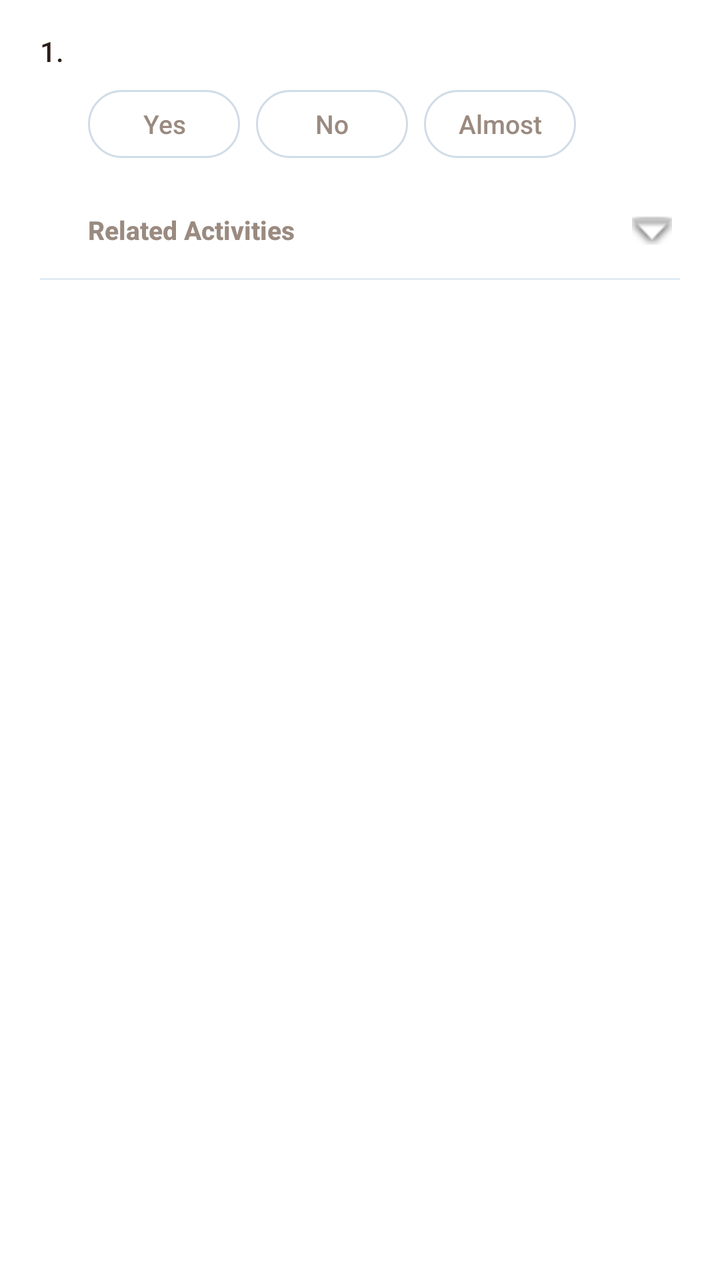
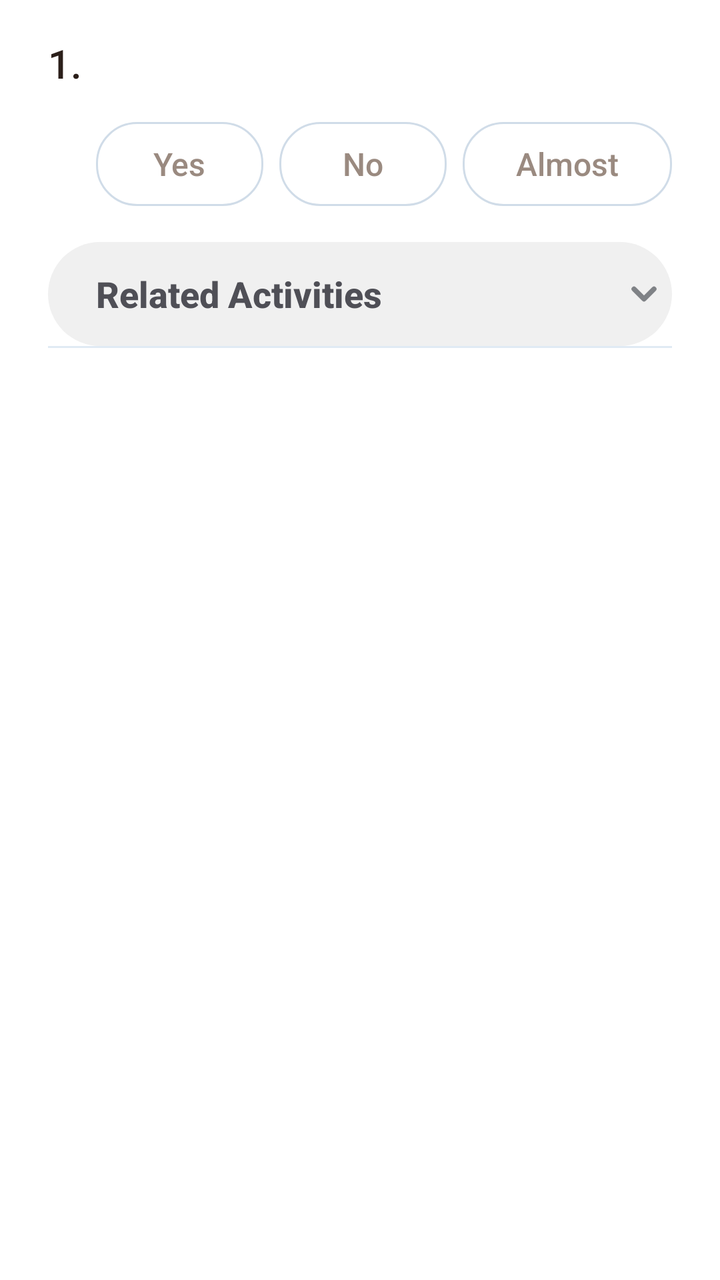

Screens rendered from an Android XML layout before and after an edit, with the pre-edit source and the edit as a unified diff.
<!-- AndroidManifest.xml: application theme Theme.TalentBaby -->
<!-- res/layout/item_milestone.xml -->
<?xml version="1.0" encoding="utf-8"?>
<LinearLayout
    xmlns:android="http://schemas.android.com/apk/res/android"
    xmlns:app="http://schemas.android.com/apk/res-auto"
    android:layout_width="match_parent"
    android:layout_height="wrap_content"
    android:orientation="vertical"
    android:background="@color/card_background"
    android:paddingHorizontal="20dp"
    android:paddingTop="16dp">

    
    <LinearLayout
        android:layout_width="match_parent"
        android:layout_height="wrap_content"
        android:orientation="horizontal">

        <TextView
            android:id="@+id/textMilestoneNumber"
            android:layout_width="24dp"
            android:layout_height="wrap_content"
            android:textSize="14sp"
            android:textColor="@color/text_primary"
            android:textStyle="normal"
            android:text="1." />

        <TextView
            android:id="@+id/textMilestoneTitle"
            android:layout_width="0dp"
            android:layout_height="wrap_content"
            android:layout_weight="1"
            android:textSize="14sp"
            android:textColor="@color/text_primary"
            android:lineSpacingMultiplier="1.3" />
    </LinearLayout>

    
    <LinearLayout
        android:layout_width="wrap_content"
        android:layout_height="wrap_content"
        android:orientation="horizontal"
        android:layout_marginStart="24dp"
        android:layout_marginTop="10dp"
        android:layout_marginBottom="12dp">

        <TextView
            android:id="@+id/btnStatusYes"
            android:layout_width="76dp"
            android:layout_height="34dp"
            android:text="@string/milestone_yes"
            android:textSize="13sp"
            android:textColor="@color/text_secondary"
            android:gravity="center"
            android:background="@drawable/bg_status_unselected"
            android:layout_marginEnd="8dp"
            android:clickable="true"
            android:focusable="true" />

        <TextView
            android:id="@+id/btnStatusNo"
            android:layout_width="76dp"
            android:layout_height="34dp"
            android:text="@string/milestone_no"
            android:textSize="13sp"
            android:textColor="@color/text_secondary"
            android:gravity="center"
            android:background="@drawable/bg_status_unselected"
            android:layout_marginEnd="8dp"
            android:clickable="true"
            android:focusable="true" />

        <TextView
            android:id="@+id/btnStatusAlmost"
            android:layout_width="76dp"
            android:layout_height="34dp"
            android:text="@string/milestone_almost"
            android:textSize="13sp"
            android:textColor="@color/text_secondary"
            android:gravity="center"
            android:background="@drawable/bg_status_unselected"
            android:clickable="true"
            android:focusable="true" />
    </LinearLayout>

    
    <LinearLayout
        android:id="@+id/rowRelatedActivities"
        android:layout_width="match_parent"
        android:layout_height="48dp"
        android:orientation="horizontal"
        android:gravity="center_vertical"
        android:background="?attr/selectableItemBackground"
        android:clickable="true"
        android:focusable="true"
        android:paddingStart="24dp">

        <TextView
            android:layout_width="0dp"
            android:layout_height="wrap_content"
            android:layout_weight="1"
            android:text="@string/related_activities"
            android:textSize="13sp"
            android:textColor="@color/text_secondary"
            android:textStyle="bold" />

        <ImageView
            android:id="@+id/iconRelatedActivitiesChevron"
            android:layout_width="20dp"
            android:layout_height="20dp"
            android:src="@android:drawable/arrow_down_float"
            android:layout_marginEnd="4dp"
            android:contentDescription="Expand" />
    </LinearLayout>

    
    <LinearLayout
        android:id="@+id/layoutRelatedActivitiesContent"
        android:layout_width="match_parent"
        android:layout_height="wrap_content"
        android:orientation="vertical"
        android:paddingStart="24dp"
        android:paddingBottom="12dp"
        android:visibility="gone">

        <TextView
            android:id="@+id/textRelatedActivity"
            android:layout_width="match_parent"
            android:layout_height="wrap_content"
            android:textSize="13sp"
            android:textColor="@color/text_secondary"
            android:lineSpacingMultiplier="1.3"
            android:paddingTop="4dp" />
    </LinearLayout>

    
    <View
        android:layout_width="match_parent"
        android:layout_height="1dp"
        android:background="@color/divider" />

</LinearLayout>
<!-- resources referenced by this layout -->
<resources>
  <color name="card_background">#FFFFFFFF</color>
  <color name="divider">#FFE0EAF4</color>
  <color name="text_primary">#FF2B1F1A</color>
  <color name="text_secondary">#FF9A8A80</color>
  <string name="milestone_almost">Almost</string>
  <string name="milestone_no">No</string>
  <string name="milestone_yes">Yes</string>
  <string name="related_activities">Related Activities</string>
  <style name="Theme.TalentBaby" parent="Theme.MaterialComponents.DayNight.NoActionBar">
          
          <item name="colorPrimary">@color/primary</item>
          <item name="colorPrimaryVariant">@color/primary_dark</item>
          <item name="colorOnPrimary">@color/white</item>
          
          <item name="colorSecondary">@color/secondary</item>
          <item name="colorSecondaryVariant">@color/secondary_dark</item>
          <item name="colorOnSecondary">@color/white</item>
          
          <item name="colorSurface">@color/surface</item>
          <item name="colorOnSurface">@color/text_primary</item>
          <item name="android:colorBackground">@color/background</item>
          <item name="android:windowBackground">@color/background</item>
          
          <item name="android:statusBarColor">@color/background</item>
          <item name="android:windowLightStatusBar">true</item>
          
          <item name="elevationOverlayEnabled">true</item>
          
          <item name="android:fontFamily">sans-serif-medium</item>
      </style>
  <color name="primary">#FFD96E4B</color>
  <color name="primary_dark">#FFBA5535</color>
  <color name="white">#FFFFFFFF</color>
  <color name="secondary">#FFE8B14A</color>
  <color name="secondary_dark">#FFC8911A</color>
  <color name="surface">#FFFFFFFF</color>
  <color name="background">#FFFDF6EE</color>
  <!-- unchanged entries left out for length: 1 -->
</resources>

<!-- the commit's change to res/layout/item_milestone.xml (unified diff, before → after) -->
@@ -5,9 +5,9 @@
     android:layout_width="match_parent"
     android:layout_height="wrap_content"
     android:orientation="vertical"
-    android:background="@color/card_background"
-    android:paddingHorizontal="20dp"
-    android:paddingTop="16dp">
+    android:background="@color/white"
+    android:paddingHorizontal="24dp"
+    android:paddingTop="18dp">
 
     
     <LinearLayout
@@ -19,7 +19,7 @@
             android:id="@+id/textMilestoneNumber"
             android:layout_width="24dp"
             android:layout_height="wrap_content"
-            android:textSize="14sp"
+            android:textSize="20sp"
             android:textColor="@color/text_primary"
             android:textStyle="normal"
             android:text="1." />
@@ -29,26 +29,27 @@
             android:layout_width="0dp"
             android:layout_height="wrap_content"
             android:layout_weight="1"
-            android:textSize="14sp"
+            android:textSize="20sp"
             android:textColor="@color/text_primary"
             android:lineSpacingMultiplier="1.3" />
     </LinearLayout>
 
     
     <LinearLayout
-        android:layout_width="wrap_content"
+        android:layout_width="match_parent"
         android:layout_height="wrap_content"
         android:orientation="horizontal"
         android:layout_marginStart="24dp"
-        android:layout_marginTop="10dp"
-        android:layout_marginBottom="12dp">
+        android:layout_marginTop="16dp"
+        android:layout_marginBottom="18dp">
 
         <TextView
             android:id="@+id/btnStatusYes"
-            android:layout_width="76dp"
-            android:layout_height="34dp"
+            android:layout_width="0dp"
+            android:layout_height="42dp"
+            android:layout_weight="1"
             android:text="@string/milestone_yes"
-            android:textSize="13sp"
+            android:textSize="16sp"
             android:textColor="@color/text_secondary"
             android:gravity="center"
             android:background="@drawable/bg_status_unselected"
@@ -58,10 +59,11 @@
 
         <TextView
             android:id="@+id/btnStatusNo"
-            android:layout_width="76dp"
-            android:layout_height="34dp"
+            android:layout_width="0dp"
+            android:layout_height="42dp"
+            android:layout_weight="1"
             android:text="@string/milestone_no"
-            android:textSize="13sp"
+            android:textSize="16sp"
             android:textColor="@color/text_secondary"
             android:gravity="center"
             android:background="@drawable/bg_status_unselected"
@@ -71,10 +73,11 @@
 
         <TextView
             android:id="@+id/btnStatusAlmost"
-            android:layout_width="76dp"
-            android:layout_height="34dp"
+            android:layout_width="0dp"
+            android:layout_height="42dp"
+            android:layout_weight="1.25"
             android:text="@string/milestone_almost"
-            android:textSize="13sp"
+            android:textSize="16sp"
             android:textColor="@color/text_secondary"
             android:gravity="center"
             android:background="@drawable/bg_status_unselected"
@@ -86,10 +89,10 @@
     <LinearLayout
         android:id="@+id/rowRelatedActivities"
         android:layout_width="match_parent"
-        android:layout_height="48dp"
+        android:layout_height="52dp"
         android:orientation="horizontal"
         android:gravity="center_vertical"
-        android:background="?attr/selectableItemBackground"
+        android:background="@drawable/bg_related_activities"
         android:clickable="true"
         android:focusable="true"
         android:paddingStart="24dp">
@@ -99,15 +102,15 @@
             android:layout_height="wrap_content"
             android:layout_weight="1"
             android:text="@string/related_activities"
-            android:textSize="13sp"
-            android:textColor="@color/text_secondary"
+            android:textSize="18sp"
+            android:textColor="@color/home_text_dark"
             android:textStyle="bold" />
 
         <ImageView
             android:id="@+id/iconRelatedActivitiesChevron"
             android:layout_width="20dp"
             android:layout_height="20dp"
-            android:src="@android:drawable/arrow_down_float"
+            android:src="@drawable/ic_chevron_down_gray"
             android:layout_marginEnd="4dp"
             android:contentDescription="Expand" />
     </LinearLayout>
<!-- resource entries referenced after the edit -->
@@ -1,7 +1,7 @@
 <!-- resources referenced by this layout -->
 <resources>
-  <color name="card_background">#FFFFFFFF</color>
   <color name="divider">#FFE0EAF4</color>
+  <color name="home_text_dark">#FF4F4F56</color>
   <color name="text_primary">#FF2B1F1A</color>
   <color name="text_secondary">#FF9A8A80</color>
   <string name="milestone_almost">Almost</string>
@@ -22,9 +22,12 @@
           <item name="colorOnSurface">@color/text_primary</item>
           <item name="android:colorBackground">@color/background</item>
           <item name="android:windowBackground">@color/background</item>
+          <item name="android:windowAnimationStyle">@style/Animation.TalentBaby.None</item>
+          <item name="android:forceDarkAllowed">false</item>
           
-          <item name="android:statusBarColor">@color/background</item>
-          <item name="android:windowLightStatusBar">true</item>
+          <item name="android:statusBarColor">@color/app_header_start</item>
+          <item name="android:navigationBarColor">@color/white</item>
+          <item name="android:windowLightStatusBar">false</item>
           
           <item name="elevationOverlayEnabled">true</item>
           
@@ -33,10 +36,47 @@
   <color name="primary">#FFD96E4B</color>
   <color name="primary_dark">#FFBA5535</color>
   <color name="white">#FFFFFFFF</color>
+  <!-- drawable bg_related_activities (drawable) -->
+  <?xml version="1.0" encoding="utf-8"?>
+  <shape xmlns:android="http://schemas.android.com/apk/res/android"
+      android:shape="rectangle">
+      <solid android:color="#FFF0F0F0" />
+      <corners android:radius="28dp" />
+  </shape>
+  <!-- drawable ic_chevron_down_gray (drawable) -->
+  <?xml version="1.0" encoding="utf-8"?>
+  <vector xmlns:android="http://schemas.android.com/apk/res/android"
+      android:width="28dp"
+      android:height="28dp"
+      android:viewportWidth="24"
+      android:viewportHeight="24">
+      <path
+          android:fillColor="@android:color/transparent"
+          android:strokeColor="#FF7F8286"
+          android:strokeWidth="3"
+          android:strokeLineCap="round"
+          android:strokeLineJoin="round"
+          android:pathData="M6,9 L12,15 L18,9" />
+  </vector>
   <color name="secondary">#FFE8B14A</color>
   <color name="secondary_dark">#FFC8911A</color>
   <color name="surface">#FFFFFFFF</color>
   <color name="background">#FFFDF6EE</color>
+  <style name="Animation.TalentBaby.None" parent="@android:style/Animation">
+          <item name="android:activityOpenEnterAnimation">@null</item>
+          <item name="android:activityOpenExitAnimation">@null</item>
+          <item name="android:activityCloseEnterAnimation">@null</item>
+          <item name="android:activityCloseExitAnimation">@null</item>
+          <item name="android:taskOpenEnterAnimation">@null</item>
+          <item name="android:taskOpenExitAnimation">@null</item>
+          <item name="android:taskCloseEnterAnimation">@null</item>
+          <item name="android:taskCloseExitAnimation">@null</item>
+          <item name="android:taskToFrontEnterAnimation">@null</item>
+          <item name="android:taskToFrontExitAnimation">@null</item>
+          <item name="android:taskToBackEnterAnimation">@null</item>
+          <item name="android:taskToBackExitAnimation">@null</item>
+      </style>
+  <color name="app_header_start">#FFC8EEF4</color>
   <!-- unchanged entries left out for length: 1 -->
 </resources>
 
